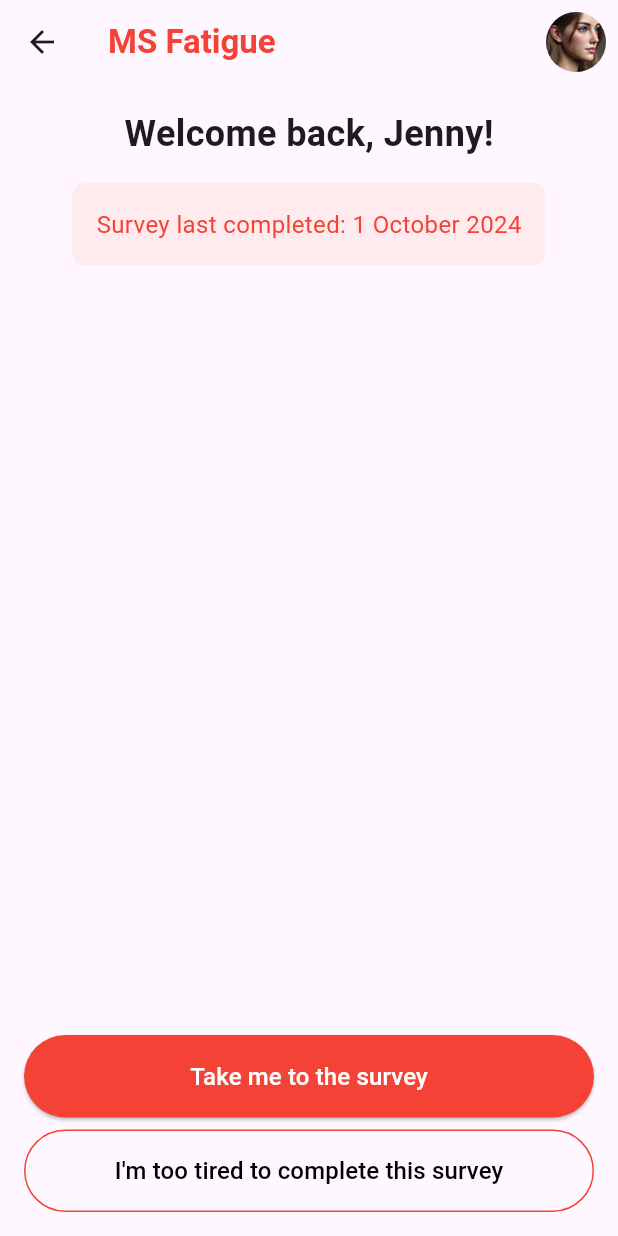
After one commit to anusii/msfatigue, a Flutter app: the WelcomeBackScreen screen opened directly, on a phone screen of 412 x 824 dp. The commit adds this screen. Run offline on Flutter 3.47's test engine with Material 3 defaults, Android fonts, the phone set to English and light mode, and no system bars; our stand-ins replace flutter_markdown, universal_io; missing offline and left inert: rdflib, solidpod, window_manager.

Commit message:
add welcomeback

```diff
--- a/lib/questionnaire/consent.dart
+++ b/lib/questionnaire/consent.dart
@@ -1,4 +1,6 @@
 import 'package:flutter/material.dart';
+
+import 'package:msfatigue/questionnaire/welcome_back.dart';
 
 class ConsentScreen extends StatefulWidget {
   const ConsentScreen({super.key});
@@ -72,11 +74,16 @@ class _ConsentScreenState extends State<ConsentScreen> {
             SizedBox(
               width: double.infinity,
               child: ElevatedButton(
-                  onPressed: _consentGiven != null
+                  onPressed: _consentGiven == true
                       ? () {
-                          // Proceed to the next step, e.g., the survey screen
+                          Navigator.push(
+                            context,
+                            MaterialPageRoute(
+                                builder: (context) =>
+                                    const WelcomeBackScreen()),
+                          );
                         }
-                      : null, // Disable button if consent is not provided
+                      : null,
                   style: ElevatedButton.styleFrom(
                     backgroundColor: Colors.red,
                     padding: const EdgeInsets.symmetric(vertical: 16),
--- /dev/null
+++ b/lib/questionnaire/welcome_back.dart
@@ -0,0 +1,84 @@
+import 'package:flutter/material.dart';
+
+class WelcomeBackScreen extends StatelessWidget {
+  const WelcomeBackScreen({super.key});
+
+  @override
+  Widget build(BuildContext context) {
+    return Scaffold(
+      appBar: AppBar(
+        title: const Text(
+          "MS Fatigue",
+          style: TextStyle(color: Colors.red, fontWeight: FontWeight.bold),
+        ),
+        actions: const [
+          Padding(
+            padding: EdgeInsets.all(8.0),
+            child: CircleAvatar(
+              backgroundImage: AssetImage(
+                  'assets/images/profile.png'),
+            ),
+          )
+        ],
+      ),
+      body: Padding(
+        padding: const EdgeInsets.all(16.0),
+        child: Column(
+          crossAxisAlignment: CrossAxisAlignment.center,
+          children: <Widget>[
+            const Text(
+              'Welcome back, Jenny!',
+              style: TextStyle(fontSize: 24, fontWeight: FontWeight.bold),
+            ),
+            const SizedBox(height: 16),
+            Container(
+              padding: const EdgeInsets.all(16),
+              decoration: BoxDecoration(
+                color: Colors.red[50],
+                borderRadius: BorderRadius.circular(8),
+              ),
+              child: const Text(
+                'Survey last completed: 1 October 2024',
+                style: TextStyle(fontSize: 16, color: Colors.red),
+              ),
+            ),
+            const Spacer(),
+            SizedBox(
+              width: double.infinity,
+              child: ElevatedButton(
+                onPressed: () {
+                  // Implement navigation to survey.
+                },
+                style: ElevatedButton.styleFrom(
+                  backgroundColor: Colors.red,
+                  padding: const EdgeInsets.symmetric(vertical: 16),
+                ),
+                child: const Text(
+                  'Take me to the survey',
+                  style: TextStyle(fontSize: 16, color: Colors.white),
+                ),
+              ),
+            ),
+            const SizedBox(height: 8),
+            SizedBox(
+              width: double.infinity,
+              child: OutlinedButton(
+                onPressed: () {
+                  // Implement handling for "I'm too tired"
+                },
+                style: OutlinedButton.styleFrom(
+                  padding: const EdgeInsets.symmetric(vertical: 16),
+                  side: const BorderSide(color: Colors.red),
+                ),
+                child: const Text(
+                  "I'm too tired to complete this survey",
+                  style: TextStyle(fontSize: 16, color: Colors.black),
+                ),
+              ),
+            ),
+          ],
+        ),
+      ),
+    );
+  }
+}
```
